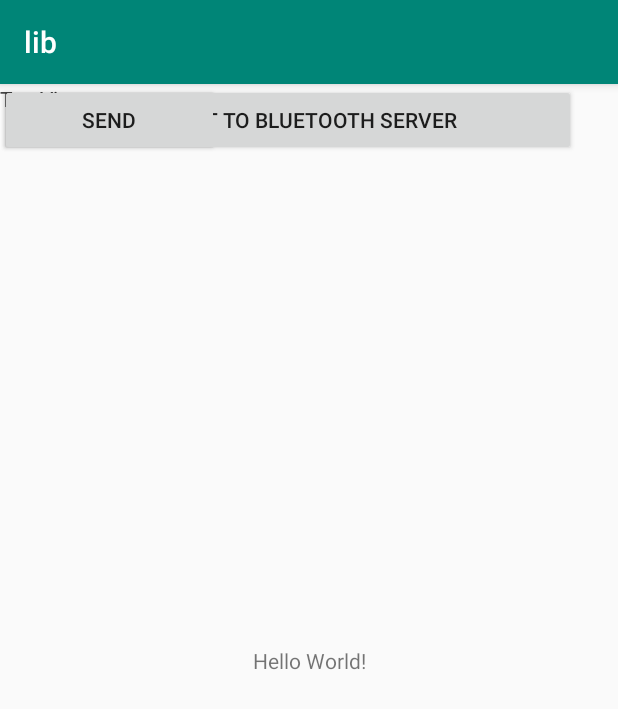
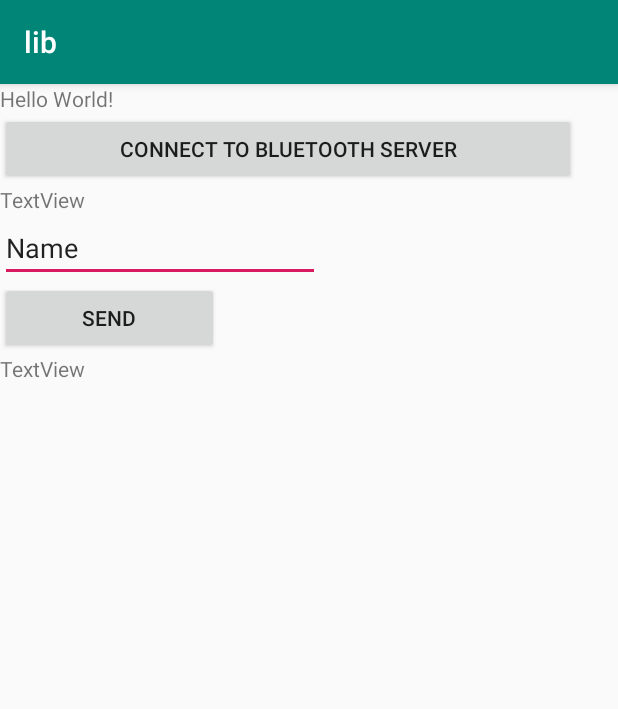
Before and after one commit to whitezeta97/SmartGreenHouse, an Android app: the screen it shows after launch (MainActivity), on a phone screen of 412 x 824 dp. Shown: the top 709 px of the screen. Run offline under Robolectric (Android 15) with nearby library versions, the phone set to English and light mode, and no system bars.

Commit message:
Improve layout for activity_main

```diff
--- a/src/sgh-mobile-app/app/src/main/res/layout/activity_main.xml
+++ b/src/sgh-mobile-app/app/src/main/res/layout/activity_main.xml
@@ -5,6 +5,11 @@
     android:layout_width="match_parent"
     android:layout_height="match_parent"
     tools:context=".MainActivity">
+
+    <LinearLayout
+        android:layout_width="match_parent"
+        android:layout_height="match_parent"
+        android:orientation="vertical">
 
         <TextView
             android:layout_width="wrap_content"
@@ -65,5 +70,6 @@
             android:layout_height="18dp"
             tools:layout_editor_absoluteX="16dp"
             tools:layout_editor_absoluteY="183dp" />
+    </LinearLayout>
 
 </android.support.constraint.ConstraintLayout>
```
Lines whose indentation alone changed are shown as unchanged.
